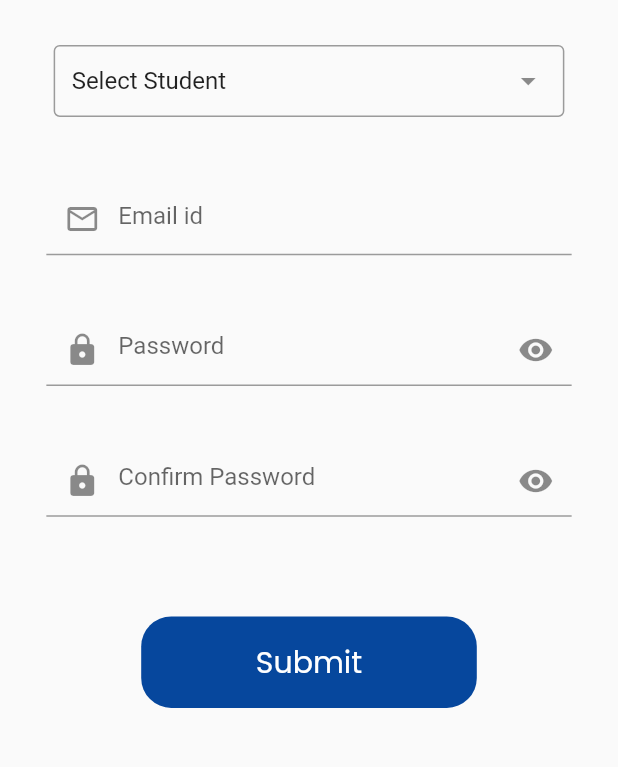
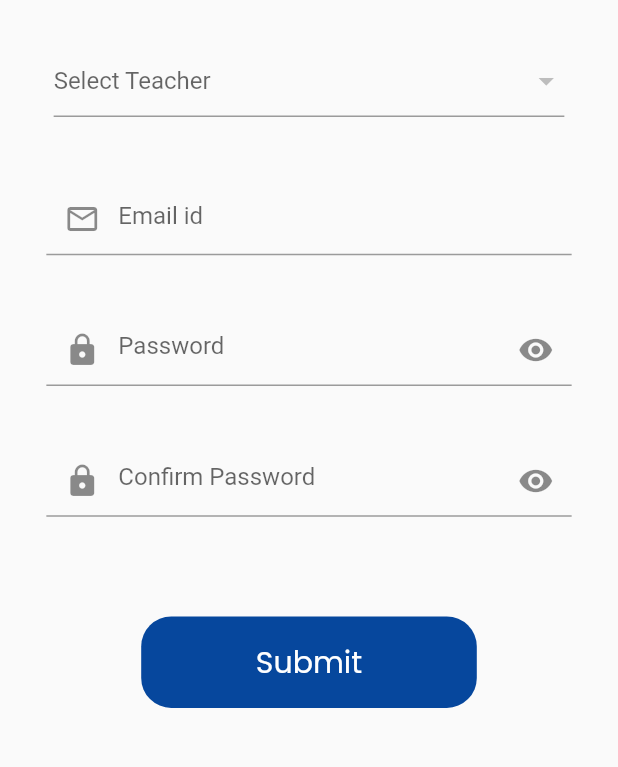
Before and after one commit to Abin56/Dujo_kerala_Application, a Flutter app: the TeachersSignInScreen screen opened directly, on a phone screen of 412 x 824 dp, the part 353-1120 px from its top. Run offline on Flutter 3.47's test engine with Material 2 defaults, Android fonts, the phone set to English and light mode, and no system bars; drawn by our look-alikes of dropdown_search; our stand-ins replace cloud_firestore, firebase_auth, firebase_core, firebase_storage, flutter_bloc, flutter_screenutil and 7 more; accounts and stored records are empty.

Commit message:
26 april teachermodel half done

```diff
--- a/lib/controllers/sign_in_controller/sign_in_controller.dart
+++ b/lib/controllers/sign_in_controller/sign_in_controller.dart
@@ -33,7 +33,7 @@ class SignInController extends GetxController {
               builder: (context) {
                 return const Scaffold(
                   body: Center(
-                    child: Text('Patent Home Screen'),
+                    child: Text('Parent Home Screen'),
                   ),
                 );
               },
--- a/lib/controllers/userCredentials/user_credentials.dart
+++ b/lib/controllers/userCredentials/user_credentials.dart
@@ -1,3 +1,5 @@
+import 'package:dujo_kerala_application/model/teacher_model/teacher_model.dart';
+
 import '../../model/student_model/student_model.dart';
 
 class UserCredentialsController {
@@ -5,4 +7,5 @@ class UserCredentialsController {
   static String? batchId;
   static String? classId;
   static StudentModel? studentModel;
+  static TeacherModel? teacherModel;
 }
--- /dev/null
+++ b/lib/model/teacher_model/teacher_model.dart
@@ -0,0 +1,55 @@
+// To parse this JSON data, do
+//
+//     final TeacherModel = TeacherModelFromJson(jsonString);
+
+import 'dart:convert';
+
+TeacherModel TeacherModelFromJson(String str) =>
+    TeacherModel.fromJson(json.decode(str));
+
+String TeacherModelToJson(TeacherModel data) => json.encode(data.toJson());
+
+class TeacherModel {
+  TeacherModel(
+      {required this.teacherName,
+      required this.teacherEmail,
+      required this.houseName,
+      required this.houseNumber,
+      required this.place,
+      required this.gender,
+      required this.district,
+      required this.altPhoneNo
+      });
+
+String teacherName;
+String teacherEmail;
+String houseName;
+String houseNumber;
+String place;
+String gender;
+String district;
+String altPhoneNo;
+
+
+  factory TeacherModel.fromJson(Map<String, dynamic> json) => TeacherModel(
+      teacherName: json["teacherName"] ?? "",
+      teacherEmail: json["teacherEmail"] ?? "",
+      houseName: json["houseName"] ?? "",
+      houseNumber: json["houseNumber"] ?? "",
+      place: json["place"] ?? "",
+      gender: json["gender"]?? "",
+      district: json["district"] ?? "",
+      altPhoneNo: json["altPhoneNo"]?? ""
+      );
+
+  Map<String, dynamic> toJson() => {
+        "teacherName": teacherName,
+        "teacherEmail": teacherEmail,
+        "houseName": houseName,
+        "houseNumber": houseNumber,
+        "place": place,
+        "gender": gender,
+        "district": district,
+        "altPhoneNo": altPhoneNo
+      };
+}
--- a/lib/view/pages/login/users_login_screen/class_teacher_login/sigin/teacher_sigin_screen.dart
+++ b/lib/view/pages/login/users_login_screen/class_teacher_login/sigin/teacher_sigin_screen.dart
@@ -1,9 +1,15 @@
 // ignore_for_file: must_be_immutable
 
+import 'dart:developer';
+
+import 'package:cloud_firestore/cloud_firestore.dart';
 import 'package:dropdown_search/dropdown_search.dart';
+import 'package:dujo_kerala_application/controllers/userCredentials/user_credentials.dart';
 import 'package:dujo_kerala_application/model/Text_hiden_Controller/password_field.dart';
+import 'package:dujo_kerala_application/utils/utils.dart';
 import 'package:dujo_kerala_application/view/constant/sizes/constant.dart';
 import 'package:dujo_kerala_application/view/constant/sizes/sizes.dart';
+import 'package:dujo_kerala_application/view/pages/login/users_login_screen/class_teacher_login/class_teacher_login.dart';
 import 'package:dujo_kerala_application/view/widgets/Leptonlogoandtext.dart';
 import 'package:dujo_kerala_application/view/widgets/container_image.dart';
 import 'package:dujo_kerala_application/widgets/login_button.dart';
@@ -11,20 +17,67 @@ import 'package:dujo_kerala_application/view/widgets/textformfield_login.dart';
 import 'package:flutter/material.dart';
 import 'package:flutter_screenutil/flutter_screenutil.dart';
 import 'package:get/get.dart';
+import 'package:get/get.dart';
 
+import '../../../../../../controllers/userCredentials/user_credentials.dart';
 import '../../../userVerify_Phone_OTP/get_otp..dart';
 
-class TeachersSignInScreen extends StatelessWidget {
+class TeachersSignInScreen extends StatefulWidget {
   int pageIndex;
+
+  TeachersSignInScreen({required this.pageIndex, super.key});
+
+  @override
+  State<TeachersSignInScreen> createState() => _TeachersSignInScreenState();
+}
+
+class _TeachersSignInScreenState extends State<TeachersSignInScreen> {
   PasswordField hideGetxController = Get.find<PasswordField>();
-  TeachersSignInScreen({required this.pageIndex, super.key});
 
   final formKey = GlobalKey<FormState>();
 
   TextEditingController verificationIdController = TextEditingController();
+
   TextEditingController verificationpasswordController =
       TextEditingController();
+
   TextEditingController verificationconfirmController = TextEditingController();
+
+  String? mailCheckValue;
+
+  String? so;
+
+  Future<bool> checkMail()async{
+     final CollectionReference collectionRef = FirebaseFirestore.instance.collection('SchoolListCollection').doc(UserCredentialsController.schoolId).collection('Teachers');
+
+
+final QuerySnapshot querySnapshot =
+    await collectionRef.where('teacherEmail', isEqualTo: verificationIdController.text).get();
+
+
+if (querySnapshot.docs.isNotEmpty) {
+
+  log("Value is present in the collection.");
+  return true;
+} else {
+  showToast(msg: 'The mail you entered is not matching with the mail in database');
+  return false;
+}
+
+
+
+  }
+
+  bool passwordCheck(){
+
+if(verificationpasswordController.text == verificationconfirmController.text){
+  log('password matches');
+  return true;
+} else{
+  log('passwords does not match');
+  return false;
+}
+  }
 
   @override
   Widget build(BuildContext context) {
@@ -44,10 +97,34 @@ class TeachersSignInScreen extends StatelessWidget {
             SizedBox(
               height: 60.h,
               width: 350.w,
-              child: DropdownSearch<String>(
-                selectedItem: 'Select Student',
-                validator: (v) => v == null ? "required field" : null,
-                items: const ['Teacher 1', 'Teacher 2', 'Teacher 3'],
+              child: StreamBuilder(
+                stream: FirebaseFirestore.instance.collection('SchoolListCollection').doc(UserCredentialsController.schoolId).collection('Teachers').snapshots(),
+                builder: (context, snapshot) {
+                  if(snapshot.connectionState == ConnectionState.waiting){
+                    return Center(child: CircularProgressIndicator());
+                  }
+                  var dropdownItems = snapshot.data!.docs.map((doc) {
+                    mailCheckValue = doc['teacherEmail'];
+                    return DropdownMenuItem<String>(
+          value: doc['teacherEmail'],
+          child: Text(doc['teacherName']),
+        );
+                  }
+
+    ).toList();
+
+                  return DropdownButtonFormField(
+                    hint: Text('Select Teacher'),
+                    validator: (v) => v == null ? "required field" : null,
+                    items: dropdownItems, value: so,
+                    onChanged: (val){
+                      setState(() {
+                        so = val;
+                      });
+                      print(so);
+                    },
+                  );
+                }
               ),
             ),
             kHeight30,
@@ -120,17 +197,29 @@ class TeachersSignInScreen extends StatelessWidget {
                       onTap: () {
                         if (formKey.currentState!.validate()) {
                           Get.to(UserSentOTPScreen(
-                            userpageIndex: pageIndex,
+                            userpageIndex: widget.pageIndex,
                             phoneNumber: '8089262564',
                             userEmail: 'q@gmail.com',
                             userPassword: 'Abin',
                           ));
                         }
                       },
-                      child: loginButtonWidget(
-                                 height: 60,
-                        width: 180,
-                        text: 'Submit',
+                      child: GestureDetector(
+                        onTap: ()async{
+                          var k = await checkMail();
+                          if(passwordCheck() && k){
+                            //Navigator.push(context, MaterialPageRoute(builder:(context) => UserSentOTPScreen(phoneNumber: ),));
+                          }
+                          else{
+                            log('not okay');
+                          }
+                },
+                        child: loginButtonWidget(
+                                   height: 60,
+                          width: 180,
+                          text: 'Submit',
+
+                        ),
                       ),
                     ),
                   ),
--- a/lib/view/pages/login/users_login_screen/student login/student_login.dart
+++ b/lib/view/pages/login/users_login_screen/student login/student_login.dart
@@ -2,6 +2,7 @@
 
 import 'package:dujo_kerala_application/view/colors/colors.dart';
 import 'package:dujo_kerala_application/view/constant/sizes/sizes.dart';
+import 'package:dujo_kerala_application/view/pages/login/sign_up/teacher_sign_up/teacher_sign_up.dart';
 import 'package:dujo_kerala_application/view/pages/login/users_login_screen/student%20login/signin/student_sigin.dart';
 import 'package:flutter/material.dart';
 import 'package:flutter_screenutil/flutter_screenutil.dart';
--- a/lib/widgets/login_button.dart
+++ b/lib/widgets/login_button.dart
@@ -33,6 +33,7 @@ class loginButtonWidget extends StatelessWidget {
           text,
           style: DGoogleFonts.subHeadTextStyle,
         ),
+
       ),
     );
   }
```
